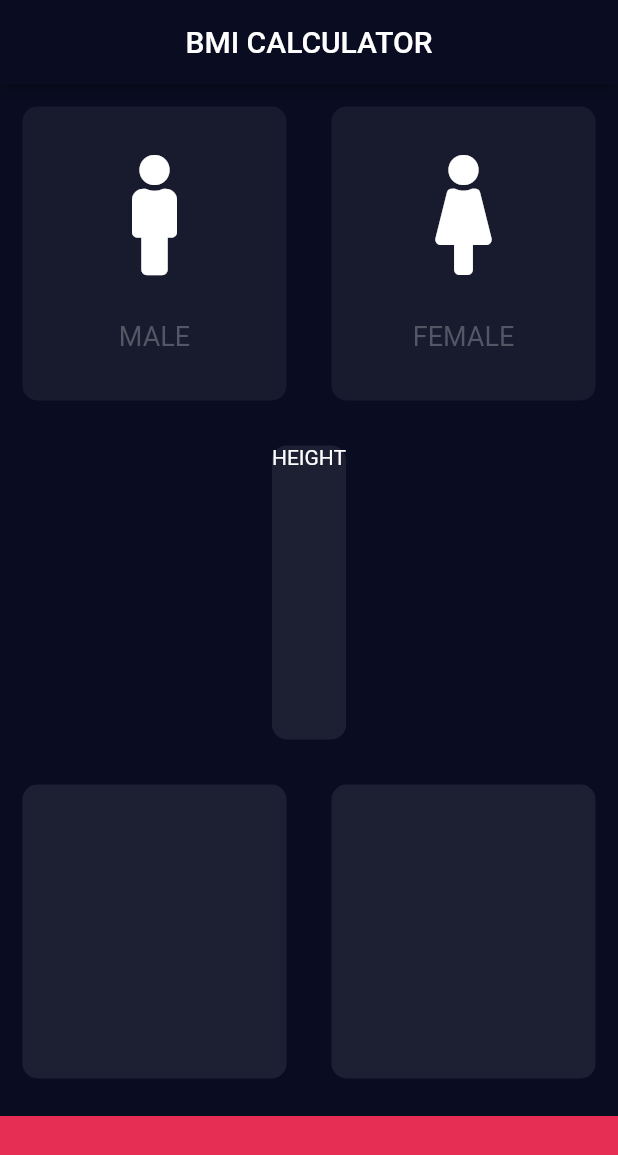
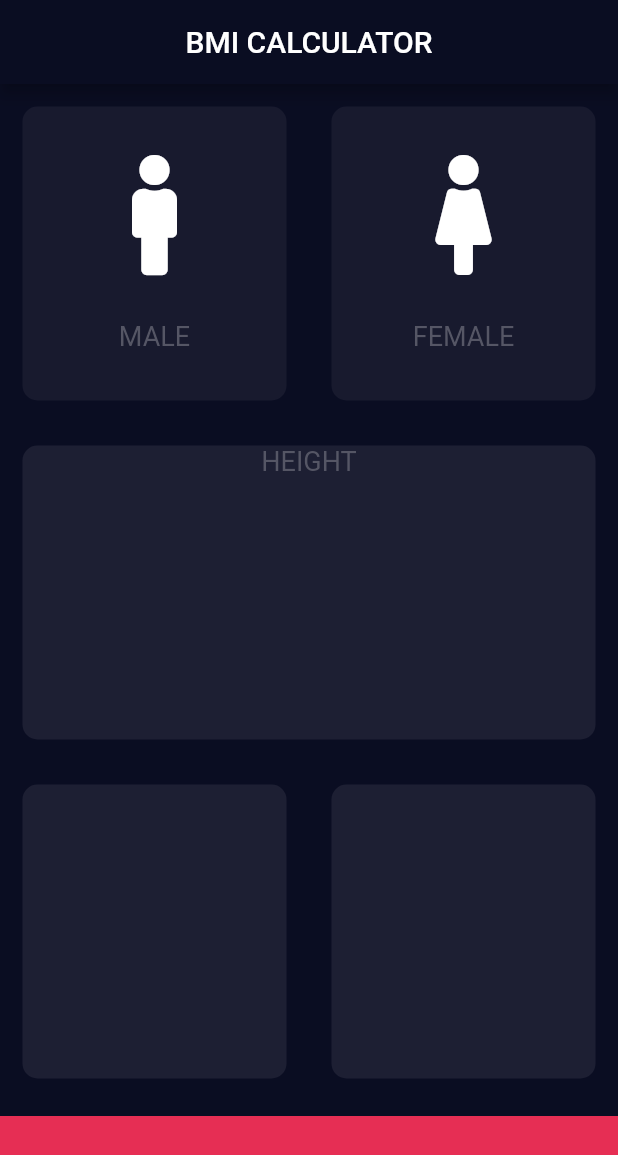
Before and after one commit to gohardhuddi/bmi_calculator_final, a Flutter app: the screen it shows after launch, on a phone screen of 412 x 824 dp. Shown: the top 1155 px of the screen. Run offline on Flutter 3.47's test engine with Material 2 defaults, Android fonts, the phone set to English and light mode, and no system bars; our stand-ins replace font_awesome_flutter.

Commit message:
changin body's coloum to crossaxisallignment stretch

```diff
--- a/lib/input_page.dart
+++ b/lib/input_page.dart
@@ -44,6 +44,7 @@ class _InputPageState extends State<InputPage> {
           title: Text('BMI CALCULATOR'),
         ),
         body: Column(
+          crossAxisAlignment: CrossAxisAlignment.stretch,
           children: [
             Expanded(
                 child: Row(
@@ -86,7 +87,12 @@ class _InputPageState extends State<InputPage> {
               child: Reuseable_card(
                 colour: kActiveCardColor,
                 cardChild: Column(
-                  children: [Text('HEIGHT')],
+                  children: [
+                    Text(
+                      'HEIGHT',
+                      style: kLabelTextStyle,
+                    )
+                  ],
                 ),
               ),
             ),
```
